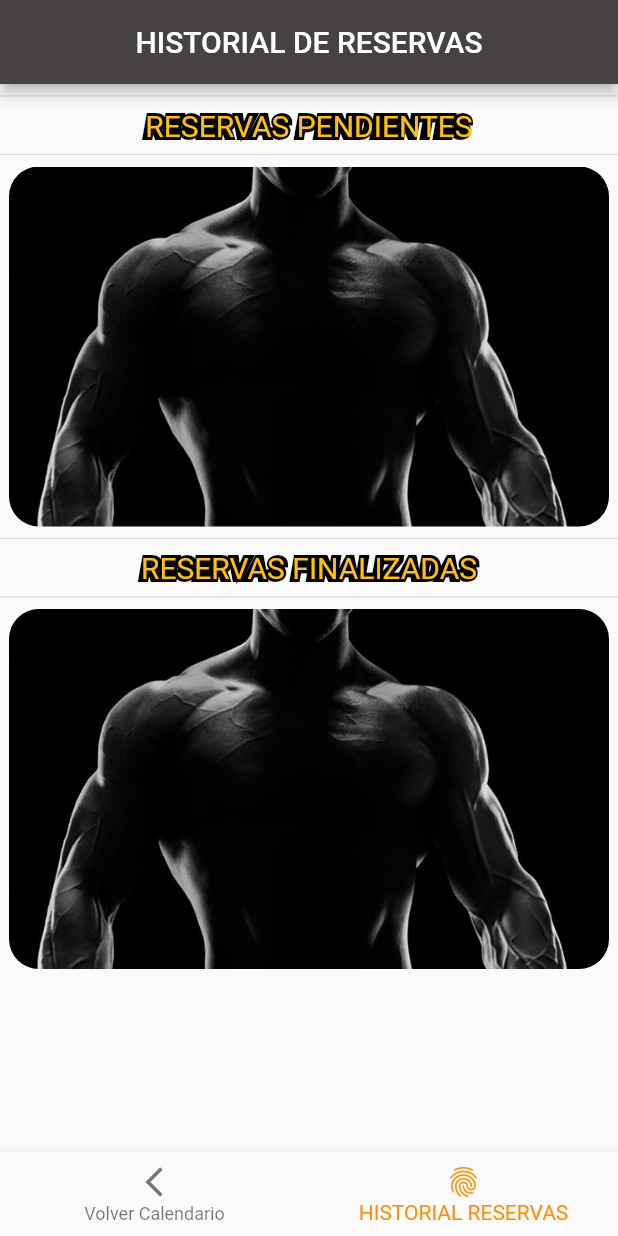
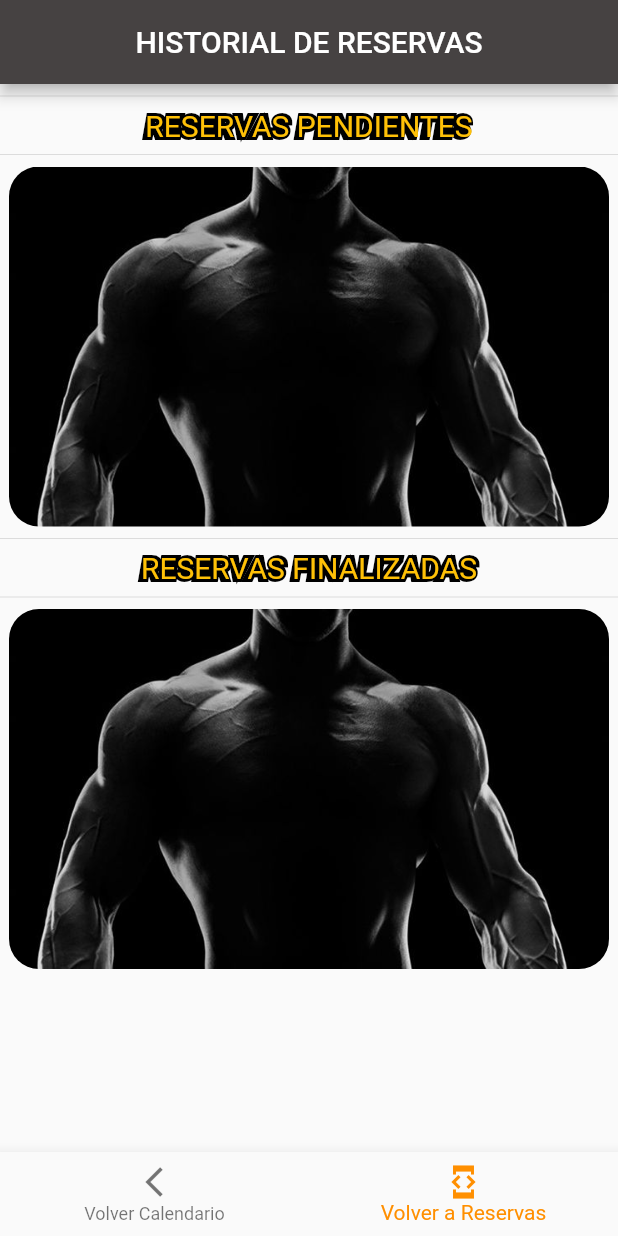
Before and after one commit to claudio1697/DamGymFlutter, a Flutter app: the screen it shows after launch, item 2 of the bottom bar chosen, on a phone screen of 412 x 824 dp. Run offline on Flutter 3.47's test engine with Material 2 defaults, Android fonts, the light colour scheme and no system bars; our stand-ins replace flutter_swiper, scrollable_positioned_list; network calls fail.

Commit message:
Cambio de iconos y rutas

```diff
--- a/fluttah_calwendar/flutter_application_1/lib/src/pages/Calendario.dart
+++ b/fluttah_calwendar/flutter_application_1/lib/src/pages/Calendario.dart
@@ -105,7 +105,7 @@ class _HomePageState extends State<calen> {
       bottomNavigationBar: BottomNavigationBar(
         items: const <BottomNavigationBarItem>[
           BottomNavigationBarItem(
-            icon: Icon(Icons.home),
+            icon: Icon(Icons.border_color_outlined),
             label: 'RESERVAR',
           ),
           BottomNavigationBarItem(
--- a/fluttah_calwendar/flutter_application_1/lib/src/pages/HistorialReservas.dart
+++ b/fluttah_calwendar/flutter_application_1/lib/src/pages/HistorialReservas.dart
@@ -112,8 +112,8 @@ class _verHistorialReservas extends State<HistorialReservas> {
                 label: 'Volver Calendario',
               ),
               BottomNavigationBarItem(
-                icon: Icon(Icons.fingerprint),
-                label: 'HISTORIAL RESERVAS',
+                icon: Icon(Icons.developer_mode_sharp),
+                label: 'Volver a Reservas',
               ),
             ],
             currentIndex: 1,
@@ -133,16 +133,8 @@ class _verHistorialReservas extends State<HistorialReservas> {
       }
 
       if (_seleccionarBoton == 1) {
-        print("BOTON 2");
-      }
-
-      /* if (_seleccionarBoton == 0) {
         Navigator.pushNamed(context, 'realizarReserva');
       }
-
-      if (_seleccionarBoton == 1) {
-        Navigator.pushNamed(context, 'historialReservas');
-      } */
     });
   }
 }
--- a/fluttah_calwendar/flutter_application_1/lib/src/providers/reservas_provider.dart
+++ b/fluttah_calwendar/flutter_application_1/lib/src/providers/reservas_provider.dart
@@ -6,7 +6,7 @@ import 'package:http/http.dart' as http;
 
 class ReservasProvider {
   String _url = 'my-json-server.typicode.com';
-  String _urlPC = '192.168.1.114:8080';
+  String _urlPC = '192.168.1.20:8080';
 
   List<Reserva> _listaReservas = [];
 
```
